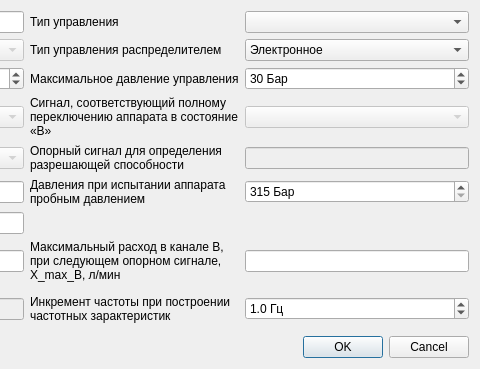
firef0xff/SSHGS01, file servo_title_info.ui: the form before one commit; both pictures show x 339 to 819 and y 0 to 369 of the 819 by 369 pixel window.
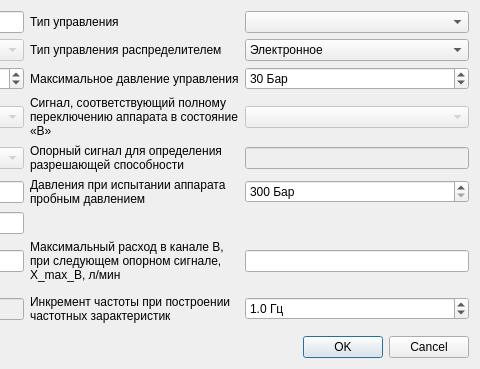
The form after the commit.

```diff
--- a/servo_title_info.ui
+++ b/servo_title_info.ui
@@ -6,7 +6,7 @@
    <rect>
     <x>0</x>
     <y>0</y>
-    <width>820</width>
+    <width>942</width>
     <height>534</height>
    </rect>
   </property>
@@ -239,11 +239,11 @@
         <string> Бар</string>
        </property>
        <property name="minimum">
+        <number>300</number>
+       </property>
+       <property name="maximum">
         <number>315</number>
        </property>
-       <property name="maximum">
-        <number>400</number>
-       </property>
       </widget>
      </item>
      <item row="5" column="1">
```
Left out of the diff: 10 changed lines with no effect on the pictures.
